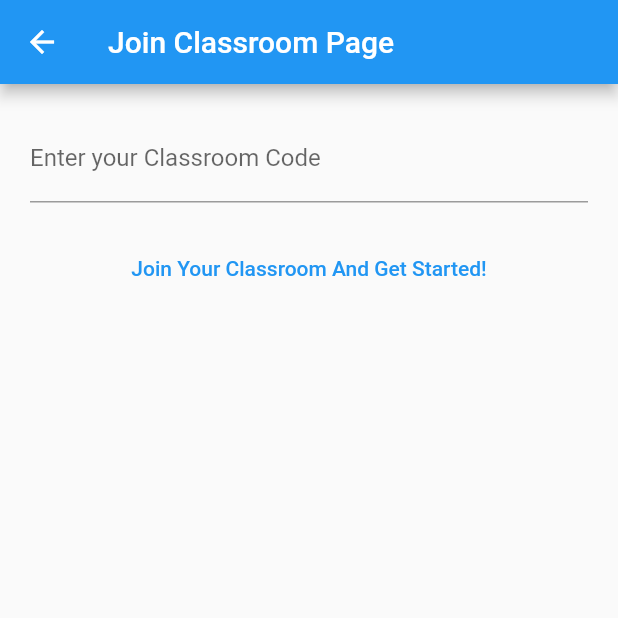
After one commit to minisounds/Domu, a Flutter app: the screen it shows after launch, after a tap on "Create Your Account and Get In Class!", on a phone screen of 412 x 824 dp, the top half of it. The commit adds this screen. Run offline on Flutter 3.47's test engine with Material 2 defaults, Android fonts, the phone set to English and light mode, and no system bars; our stand-ins replace cloud_firestore, firebase_auth, firebase_core, flutter_countdown_timer, flutter_signin_button, shared_preferences; accounts and stored records are empty; network calls fail.

Commit message:
classrooms functionality

```diff
--- a/domu/lib/screens/signup.dart
+++ b/domu/lib/screens/signup.dart
@@ -1,11 +1,14 @@
 import 'package:domu/screens/homeCoach.dart';
+import 'package:domu/screens/createCoachClassroom.dart';
 import 'package:firebase_auth/firebase_auth.dart';
+import 'package:flutter/foundation.dart';
 import 'package:flutter_signin_button/flutter_signin_button.dart';
 import 'package:domu/screens/homeStudent.dart';
+import 'package:domu/screens/studentJoinClassroom.dart';
 import 'package:flutter/material.dart';
+import 'package:shared_preferences/shared_preferences.dart';
 import '../widgets/labeledCheckbox.dart';
 import 'package:cloud_firestore/cloud_firestore.dart';
-
 
 class SignUpScreen extends StatefulWidget {
   const SignUpScreen({Key? key}) : super(key: key);
@@ -22,6 +25,78 @@ class _SignUpScreenState extends State<SignUpScreen> {
   final nameController = TextEditingController();
   FirebaseFirestore firestore = FirebaseFirestore.instance;
   CollectionReference users = FirebaseFirestore.instance.collection('users');
+
+  void createClassroom() async {
+    CollectionReference classrooms =
+        FirebaseFirestore.instance.collection('classrooms');
+
+    CollectionReference users = FirebaseFirestore.instance.collection('users');
+
+    // Change to become automatically generated 6 digit number
+    String classroomCode = "6666666";
+    final prefs = await SharedPreferences.getInstance();
+
+    // creates classroom
+    classrooms
+        .add({
+          'classroomCode':
+              classroomCode, // Replace with automatically generated number
+          'classroomName': nameController.text + 's Classroom'
+        })
+        .then((value) => print("Classroom Added"))
+        .catchError((error) => print("Failed to add user: $error"));
+
+    users
+        .doc(prefs.getString('uid'))
+        .update({'classroom_codes': classroomCode});
+    // add classroom code to coach's user properties under "classroom_codes"
+  }
+
+  void createAccount() async {
+    final prefs = await SharedPreferences.getInstance();
+    try {
+      UserCredential userCredential = await FirebaseAuth.instance
+          .createUserWithEmailAndPassword(
+              email: emailController.text, password: passwordController.text);
+
+      String? uid = userCredential.user?.uid;
+      if (uid == null) {
+        throw Exception('uid Null');
+      } else {
+        prefs.setString('uid', uid);
+      }
+
+      var identity = "Coach";
+      //if identity is selected as Student, creates an account w/o classroom code
+      if (_isSelected2 == true) {
+        identity = "Student";
+        users.doc(userCredential.user?.uid).set({
+          'name': nameController.text,
+          'email': emailController.text,
+          'identity': identity,
+          'classroom_codes': [],
+        });
+        print("Student Account Created");
+      } else {
+        //if identity is coach, then creates a classroom and adds the id to the coach's classroom codes property
+        users.doc(userCredential.user?.uid).set({
+          'name': nameController.text,
+          'email': emailController.text,
+          'identity': identity,
+          'classroom_codes': []
+        });
+        createClassroom();
+      }
+    } on FirebaseAuthException catch (e) {
+      if (e.code == 'weak-password') {
+        print('The password provided is too weak.');
+      } else if (e.code == 'email-already-in-use') {
+        print('The account already exists for that email.');
+      }
+    } catch (e) {
+      print(e);
+    }
+  }
 
   @override
   Widget build(BuildContext context) {
@@ -126,42 +201,30 @@ class _SignUpScreenState extends State<SignUpScreen> {
             Container(
                 padding: const EdgeInsets.all(10),
                 child: TextButton(
-                  child: const Text("Create Your Domú Account"),
+                  child: const Text("Create Your Account and Get In Class!"),
                   onPressed: () async {
                     //Create a new firebase account here.
-                    try {
-                      UserCredential userCredential = await FirebaseAuth
-                          .instance
-                          .createUserWithEmailAndPassword(
-                              email: emailController.text,
-                              password: passwordController.text);
-                      var identity = "Coach";
-                      if (_isSelected2 == true) {
-                        identity = "Student";
-                      }
-                      users.add({
-                        'name': nameController.text,
-                        'email': emailController.text,
-                        'identity': identity,
-                        'classroom_codes': [],
-                      });
-                    } on FirebaseAuthException catch (e) {
-                      if (e.code == 'weak-password') {
-                        print('The password provided is too weak.');
-                      } else if (e.code == 'email-already-in-use') {
-                        print('The account already exists for that email.');
-                      }
-                    } catch (e) {
-                      print(e);
+                    createAccount();
+
+                    // if user is a Coach, take him/her to Coach Classroom Screen, where they can see their classroom code and share with students
+                    if (_isSelected1 == true) {
+                      // createClassroom();
+                      Navigator.push(
+                        context,
+                        MaterialPageRoute(
+                            builder: (context) =>
+                                const CreateCoachClassroomScreen()),
+                      );
+                    } else {
+                      // if user is student, take them to Student Classroom Screen, where they can input and join a classroom
+                      Navigator.push(
+                        context,
+                        MaterialPageRoute(
+                            builder: (context) => const StudentJoinClassroom()),
+                      );
                     }
 
                     //** NAVIGATOR FUNCTIONALITY TO NAVIGATE TO HOME SCREEN **
-
-                    Navigator.push(
-                      context,
-                      MaterialPageRoute(
-                          builder: (context) => const HomeStudentScreen()),
-                    );
                   },
                 )),
 
--- /dev/null
+++ b/domu/lib/screens/studentJoinClassroom.dart
@@ -0,0 +1,68 @@
+import 'package:firebase_auth/firebase_auth.dart';
+import 'package:flutter_signin_button/flutter_signin_button.dart';
+import 'package:domu/screens/homeStudent.dart';
+import 'package:flutter/material.dart';
+import 'package:shared_preferences/shared_preferences.dart';
+import 'package:cloud_firestore/cloud_firestore.dart';
+
+class StudentJoinClassroom extends StatefulWidget {
+  const StudentJoinClassroom({Key? key}) : super(key: key);
+
+  @override
+  State<StudentJoinClassroom> createState() => _StudentJoinClassroomState();
+}
+
+class _StudentJoinClassroomState extends State<StudentJoinClassroom> {
+  final classroomCodeController = TextEditingController();
+
+  void addClassroomCode() async {
+    final prefs = await SharedPreferences.getInstance();
+    FirebaseFirestore.instance
+        .collection('users')
+        .doc(prefs.getString('uid'))
+        .update({'classroom_codes': classroomCodeController.text});
+  }
+
+  @override
+  Widget build(BuildContext context) {
+    return Scaffold(
+        appBar: AppBar(
+          title: const Text("Join Classroom Page"),
+        ),
+        body: SingleChildScrollView(
+          child: Column(children: [
+            Container(
+              alignment: Alignment.center,
+              padding: const EdgeInsets.all(20),
+              child: TextFormField(
+                controller: classroomCodeController,
+                decoration: const InputDecoration(
+                  border: UnderlineInputBorder(),
+                  labelText: 'Enter your Classroom Code',
+                ),
+              ),
+            ),
+            Container(
+                alignment: Alignment.center,
+                child: TextButton(
+                  child: const Text("Join Your Classroom And Get Started!"),
+                  onPressed: () {
+                    addClassroomCode();
+                    print("routing to home page");
+                    Navigator.push(
+                        context,
+                        MaterialPageRoute(
+                            builder: (context) => const HomeStudentScreen()));
+                  },
+                ))
+          ]),
+        ));
+
+    // TextFormField(
+//   decoration: const InputDecoration(
+//     border: UnderlineInputBorder(),
+//     labelText: 'Enter your username',
+//   ),
+// ),
+  }
+}
--- a/domu/pubspec.yaml
+++ b/domu/pubspec.yaml
@@ -35,6 +35,7 @@ dependencies:
   firebase_auth: ^1.0.0
   provider: ^5.0.0
   google_fonts: ^2.0.0
+  shared_preferences: ^2.0.13
 
 
   # The following adds the Cupertino Icons font to your application.
```
Also changed, not shown: domu/lib/screens/createCoachClassroom.dart (added, +62 -0 lines), domu/pubspec.lock, 1 other file.
